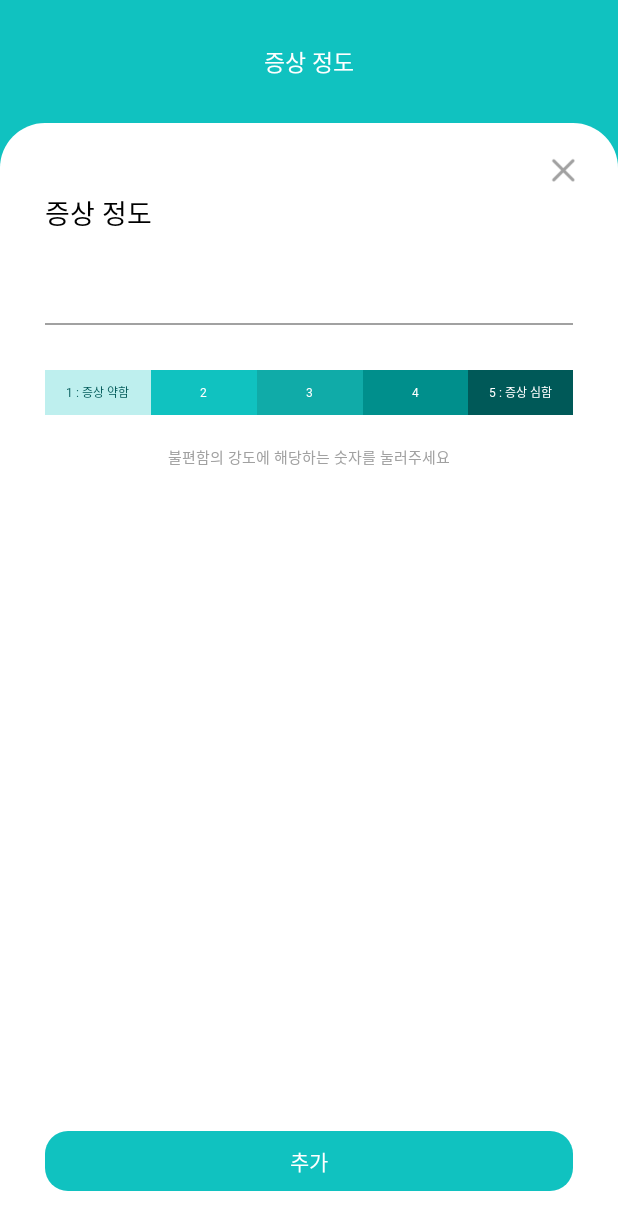
After one commit to jiyoung0410/2024_Ahyak, an Android app: the fragment DegreeSymptomsFragment shown on its own in the app's theme, on a phone screen of 412 x 824 dp. The commit adds this screen. Shown: the top 1230 px of the screen. Run offline under Robolectric (Android 15) with nearby library versions, the phone set to English and light mode, and no system bars.

Commit message:
[3월 2주차 구현] 증상 입력 xml 파일 작성

```diff
--- /dev/null
+++ b/app/src/main/java/com/example/ahyak/RecordSymptoms/DegreeSymptomsFragment.kt
@@ -0,0 +1,60 @@
+package com.example.ahyak.RecordSymptoms
+
+import android.os.Bundle
+import androidx.fragment.app.Fragment
+import android.view.LayoutInflater
+import android.view.View
+import android.view.ViewGroup
+import com.example.ahyak.R
+
+// TODO: Rename parameter arguments, choose names that match
+// the fragment initialization parameters, e.g. ARG_ITEM_NUMBER
+private const val ARG_PARAM1 = "param1"
+private const val ARG_PARAM2 = "param2"
+
+/**
+ * A simple [Fragment] subclass.
+ * Use the [DegreeSymptomsFragment.newInstance] factory method to
+ * create an instance of this fragment.
+ */
+class DegreeSymptomsFragment : Fragment() {
+    // TODO: Rename and change types of parameters
+    private var param1: String? = null
+    private var param2: String? = null
+
+    override fun onCreate(savedInstanceState: Bundle?) {
+        super.onCreate(savedInstanceState)
+        arguments?.let {
+            param1 = it.getString(ARG_PARAM1)
+            param2 = it.getString(ARG_PARAM2)
+        }
+    }
+
+    override fun onCreateView(
+        inflater: LayoutInflater, container: ViewGroup?,
+        savedInstanceState: Bundle?
+    ): View? {
+        // Inflate the layout for this fragment
+        return inflater.inflate(R.layout.fragment_degree_symptoms, container, false)
+    }
+
+    companion object {
+        /**
+         * Use this factory method to create a new instance of
+         * this fragment using the provided parameters.
+         *
+         * @param param1 Parameter 1.
+         * @param param2 Parameter 2.
+         * @return A new instance of fragment DegreeSymptomsFragment.
+         */
+        // TODO: Rename and change types and number of parameters
+        @JvmStatic
+        fun newInstance(param1: String, param2: String) =
+            DegreeSymptomsFragment().apply {
+                arguments = Bundle().apply {
+                    putString(ARG_PARAM1, param1)
+                    putString(ARG_PARAM2, param2)
+                }
+            }
+    }
+}
--- /dev/null
+++ b/app/src/main/res/drawable/point_radi_15dp.xml
@@ -0,0 +1,8 @@
+<?xml version="1.0" encoding="utf-8"?>
+<shape xmlns:android="http://schemas.android.com/apk/res/android">
+    <corners
+        android:radius="15dp"/>
+    <solid
+        android:color="@color/point"/>
+
+</shape>
--- /dev/null
+++ b/app/src/main/res/drawable/white_radi_top_30dp.xml
@@ -0,0 +1,9 @@
+<?xml version="1.0" encoding="utf-8"?>
+<shape xmlns:android="http://schemas.android.com/apk/res/android">
+    <corners
+        android:topLeftRadius="30dp"
+        android:topRightRadius="30dp"/>
+    <solid
+        android:color="@color/white"/>
+
+</shape>
--- /dev/null
+++ b/app/src/main/res/layout/fragment_degree_symptoms.xml
@@ -0,0 +1,204 @@
+<?xml version="1.0" encoding="utf-8"?>
+<LinearLayout xmlns:android="http://schemas.android.com/apk/res/android"
+    xmlns:tools="http://schemas.android.com/tools"
+    android:background="@color/point"
+    android:layout_width="match_parent"
+    android:layout_height="match_parent"
+    android:orientation="vertical"
+    tools:context=".RecordSymptoms.DegreeSymptomsFragment">
+
+    <LinearLayout
+        android:layout_width="match_parent"
+        android:layout_height="0dp"
+        android:layout_weight="1"
+        android:gravity="center"
+        android:orientation="vertical">
+
+        <TextView
+            android:layout_width="match_parent"
+            android:layout_height="wrap_content"
+            android:textColor="@color/white"
+            android:fontFamily="@font/nanum_barun_gothic_bold"
+            android:gravity="center"
+            android:text="증상 정도"
+            android:textSize="15dp" />
+
+    </LinearLayout>
+
+    <LinearLayout
+        android:layout_width="match_parent"
+        android:layout_height="0dp"
+        android:layout_weight="9"
+        android:background="@drawable/white_radi_top_30dp"
+        android:orientation="vertical">
+
+        <ImageView
+            android:id="@+id/record_symptoms_cancle_iv"
+            android:layout_width="28.5dp"
+            android:layout_height="28.5dp"
+            android:src="@drawable/ic_cancle"
+            android:layout_gravity="right"
+            android:layout_marginTop="17dp"
+            android:layout_marginEnd="22dp"/>
+
+        <TextView
+            android:layout_width="wrap_content"
+            android:layout_height="wrap_content"
+            android:layout_marginStart="30dp"
+            android:fontFamily="@font/nanum_barun_gothic_bold"
+            android:text="증상 정도"
+            android:textColor="@color/black"
+            android:textSize="18dp" />
+
+        <EditText
+            android:layout_width="match_parent"
+            android:layout_height="30dp"
+            android:textSize="14dp"
+            android:layout_marginStart="33dp"
+            android:layout_marginEnd="33dp"
+            android:layout_marginTop="30dp"
+            android:background="@color/white"
+            android:textColor="@color/gray1"
+            android:maxLines="1"
+            android:fontFamily="@font/nanum_barun_gothic" />
+
+        <View
+            android:layout_width="match_parent"
+            android:layout_height="1dp"
+            android:background="@color/gray1"
+            android:layout_marginStart="30dp"
+            android:layout_marginEnd="30dp"/>
+
+        <LinearLayout
+            android:layout_width="match_parent"
+            android:layout_height="30dp"
+            android:layout_marginTop="30dp"
+            android:layout_marginEnd="30dp"
+            android:layout_marginStart="30dp"
+            android:orientation="horizontal">
+
+            <LinearLayout
+                android:layout_width="match_parent"
+                android:layout_height="match_parent"
+                android:background="@color/light_point"
+                android:gravity="center"
+                android:layout_weight="1">
+
+                <TextView
+                    android:layout_width="wrap_content"
+                    android:layout_height="wrap_content"
+                    android:layout_gravity="center"
+                    android:text="1 : 증상 약함"
+                    android:textSize="8dp"
+                    android:textColor="@color/deep_green"
+                    android:fontFamily="@font/nanum_barun_gothic_bold"/>
+            </LinearLayout>
+
+            <LinearLayout
+                android:layout_width="match_parent"
+                android:layout_height="match_parent"
+                android:gravity="center"
+                android:background="@color/point"
+                android:layout_weight="1">
+
+                <TextView
+                    android:layout_width="wrap_content"
+                    android:layout_height="wrap_content"
+                    android:layout_gravity="center"
+                    android:text="2"
+                    android:textSize="8dp"
+                    android:textColor="@color/white"
+                    android:fontFamily="@font/nanum_barun_gothic_bold"/>
+            </LinearLayout>
+
+            <LinearLayout
+                android:layout_width="match_parent"
+                android:layout_height="match_parent"
+                android:gravity="center"
+                android:background="@color/light_deep_point"
+                android:layout_weight="1">
+
+                <TextView
+                    android:layout_width="wrap_content"
+                    android:layout_height="wrap_content"
+                    android:layout_gravity="center"
+                    android:text="3"
+                    android:textSize="8dp"
+                    android:textColor="@color/white"
+                    android:fontFamily="@font/nanum_barun_gothic_bold"/>
+            </LinearLayout>
+
+            <LinearLayout
+                android:layout_width="match_parent"
+                android:layout_height="match_parent"
+                android:gravity="center"
+                android:background="@color/regular_deep_point"
+                android:layout_weight="1">
+
+                <TextView
+                    android:layout_width="wrap_content"
+                    android:layout_height="wrap_content"
+                    android:layout_gravity="center"
+                    android:text="4"
+                    android:textSize="8dp"
+                    android:textColor="@color/white"
+                    android:fontFamily="@font/nanum_barun_gothic_bold"/>
+            </LinearLayout>
+
+            <LinearLayout
+                android:layout_width="match_parent"
+                android:layout_height="match_parent"
+                android:gravity="center"
+                android:background="@color/deep_green"
+                android:layout_weight="1">
+
+                <TextView
+                    android:layout_width="wrap_content"
+                    android:layout_height="wrap_content"
+                    android:layout_gravity="center"
+                    android:text="5 : 증상 심함"
+                    android:textSize="8dp"
+                    android:textColor="@color/white"
+                    android:fontFamily="@font/nanum_barun_gothic_bold"/>
+            </LinearLayout>
+        </LinearLayout>
+
+        <TextView
+            android:layout_width="wrap_content"
+            android:layout_height="wrap_content"
+            android:layout_marginTop="20dp"
+            android:layout_gravity="center"
+            android:fontFamily="@font/nanum_barun_gothic_bold"
+            android:text="불편함의 강도에 해당하는 숫자를 눌러주세요"
+            android:textColor="@color/gray1"
+            android:textSize="10dp" />
+
+        <LinearLayout
+            android:layout_width="match_parent"
+            android:gravity="bottom"
+            android:layout_marginBottom="30dp"
+            android:layout_height="match_parent">
+
+            <LinearLayout
+                android:layout_width="match_parent"
+                android:layout_height="40dp"
+                android:background="@drawable/point_radi_15dp"
+                android:layout_marginStart="30dp"
+                android:layout_marginEnd="30dp"
+                android:gravity="center"
+                android:layout_marginTop="30dp">
+
+                <TextView
+                    android:layout_width="wrap_content"
+                    android:layout_height="wrap_content"
+                    android:text="추가"
+                    android:textSize="14dp"
+                    android:fontFamily="@font/nanum_barun_gothic_bold"
+                    android:textColor="@color/white"/>
+            </LinearLayout>
+
+        </LinearLayout>
+
+    </LinearLayout>
+
+</LinearLayout>
--- a/app/src/main/res/values/colors.xml
+++ b/app/src/main/res/values/colors.xml
@@ -3,9 +3,13 @@
     <color name="purple_200">#FFBB86FC</color>
     <color name="purple_500">#FF6200EE</color>
     <color name="purple_700">#FF3700B3</color>
+    <color name="deep_green">#005958</color>
     <color name="teal_200">#FF03DAC5</color>
     <color name="teal_700">#FF018786</color>
     <color name="point">#10C2C0</color>
+    <color name="light_deep_point">#10ABA8</color>
+    <color name="regular_deep_point">#008F8C</color>
+    <color name="light_point">#BEEFEE</color>
     <color name="black">#FF000000</color>
     <color name="white">#FFFFFFFF</color>
     <color name="bg">#F9F9FA</color>
```
Also changed, not shown: app/src/main/java/com/example/ahyak/RecordSymptoms/RecordSymptomsFragment.kt (added, +60 -0 lines), app/src/main/java/com/example/ahyak/RecordSymptoms/SearchSymptomsFragment.kt (added, +60 -0 lines), app/src/main/res/drawable/white_radi_10dp_gray1_stroke.xml (added, +11 -0 lines), app/src/main/res/drawable/white_radi_15dp_gray1_stroke.xml (added, +11 -0 lines), app/src/main/res/layout/fragment_record_symptoms.xml (added, +163 -0 lines), app/src/main/res/layout/fragment_search_symptoms.xml (added, +97 -0 lines), app/src/main/res/drawable/ic_cancle.png (added), app/src/main/res/drawable/ic_plus.png (added), app/src/main/res/drawable/ic_triangle.png (added).
